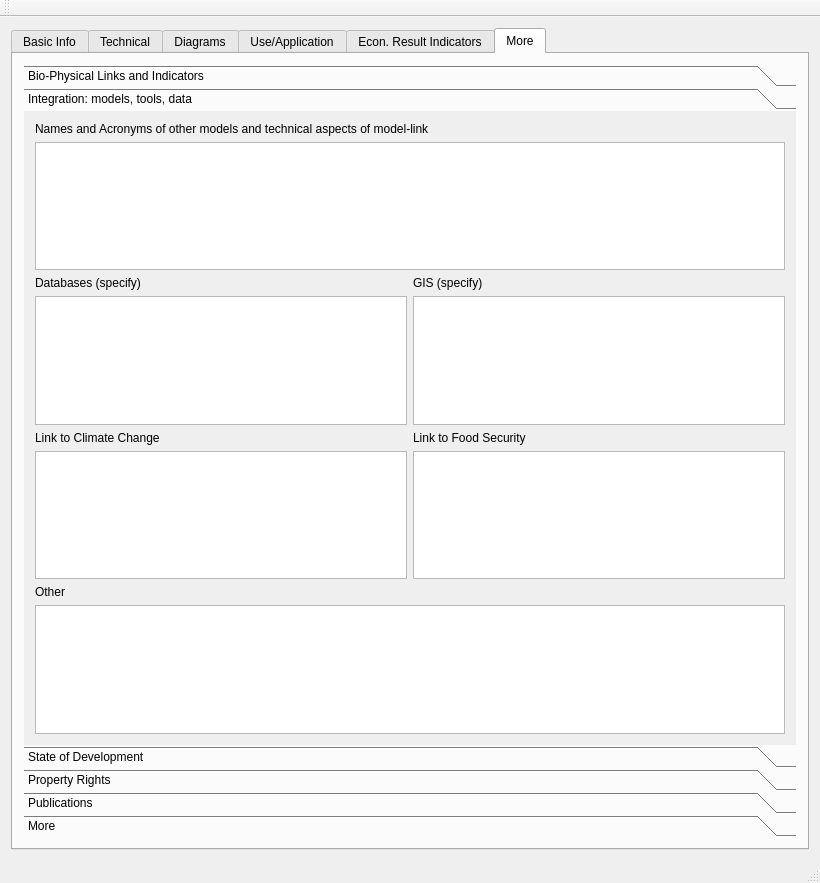
This is ModelDetails/dscmodeldetails.ui in arkygeek/DataRanking as Qt 5 draws it before an edit. The edited form follows.
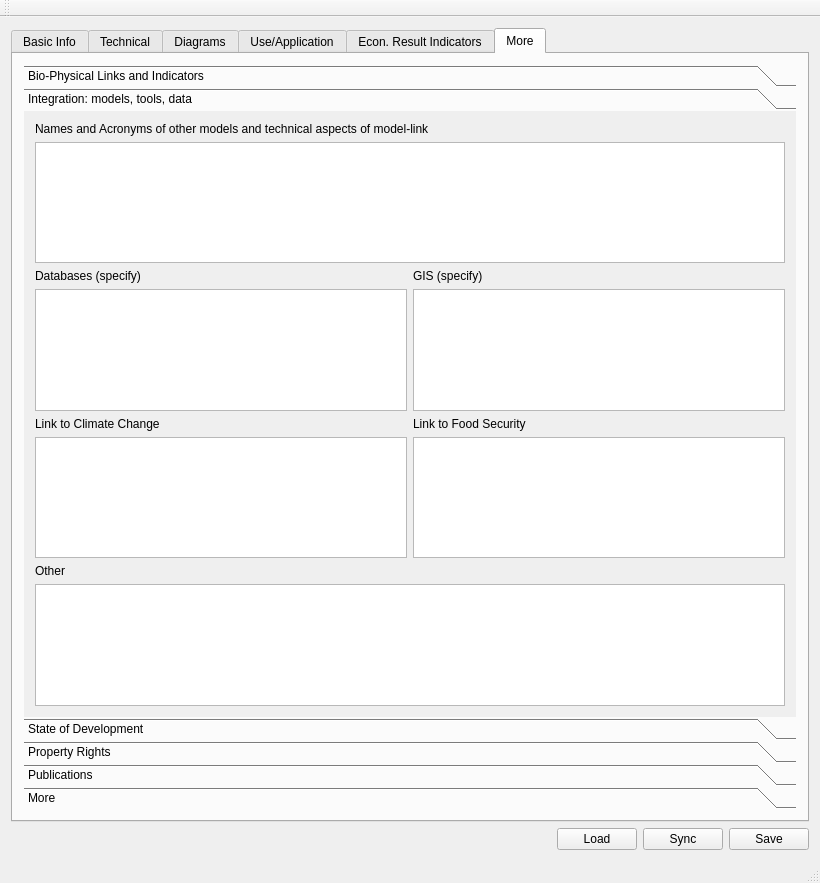
This is the edited form. The open tabs and pages were chosen to show the change. Icons and pictures are not drawn.

The edit to the form file:
```diff
--- a/ModelDetails/dscmodeldetails.ui
+++ b/ModelDetails/dscmodeldetails.ui
@@ -18,7 +18,7 @@
   </property>
   <widget class="QWidget" name="centralWidget">
    <layout class="QGridLayout" name="gridLayout_10">
-    <item row="0" column="0">
+    <item row="0" column="0" colspan="4">
      <widget class="QTabWidget" name="tabWidget">
       <property name="font">
        <font>
@@ -2669,8 +2669,8 @@
             <rect>
              <x>0</x>
              <y>0</y>
-             <width>750</width>
-             <height>628</height>
+             <width>498</width>
+             <height>470</height>
             </rect>
            </property>
            <attribute name="label">
@@ -3239,6 +3239,40 @@
       </widget>
      </widget>
     </item>
+    <item row="1" column="0">
+     <spacer name="horizontalSpacer_4">
+      <property name="orientation">
+       <enum>Qt::Horizontal</enum>
+      </property>
+      <property name="sizeHint" stdset="0">
+       <size>
+        <width>572</width>
+        <height>20</height>
+       </size>
+      </property>
+     </spacer>
+    </item>
+    <item row="1" column="1">
+     <widget class="QPushButton" name="pbLoad">
+      <property name="text">
+       <string>Load</string>
+      </property>
+     </widget>
+    </item>
+    <item row="1" column="2">
+     <widget class="QPushButton" name="pbSync">
+      <property name="text">
+       <string>Sync</string>
+      </property>
+     </widget>
+    </item>
+    <item row="1" column="3">
+     <widget class="QPushButton" name="pbSave">
+      <property name="text">
+       <string>Save</string>
+      </property>
+     </widget>
+    </item>
    </layout>
   </widget>
   <widget class="QMenuBar" name="menuBar">
```
Left out of the diff: 6 changed lines with no effect on the pictures.
